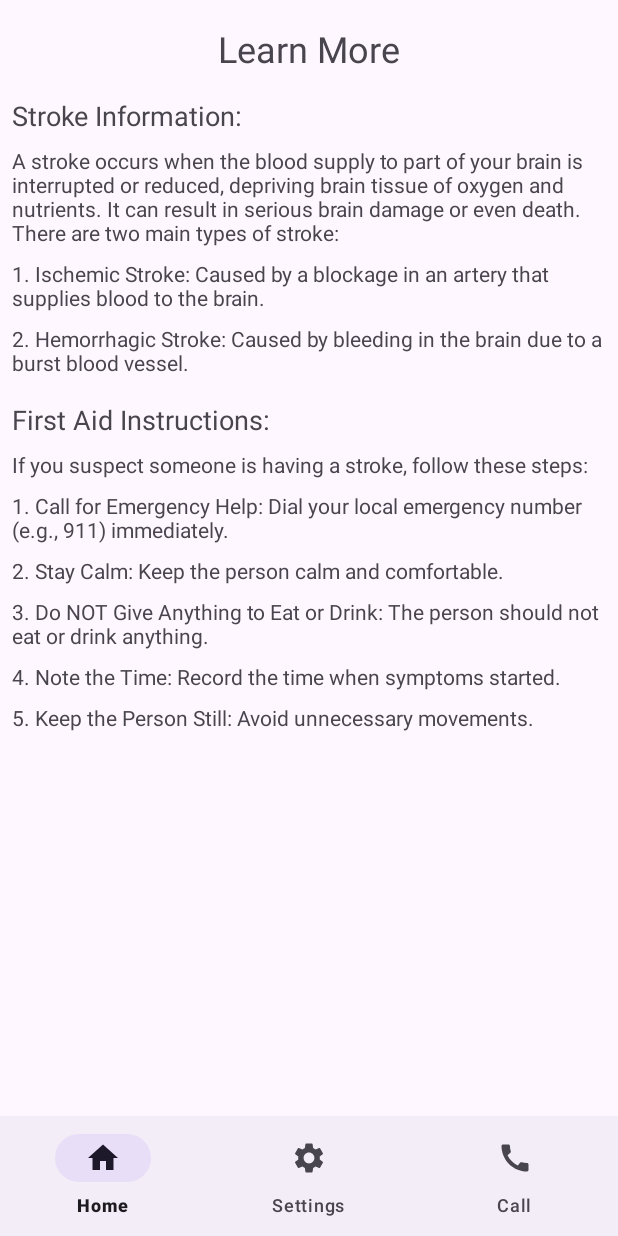
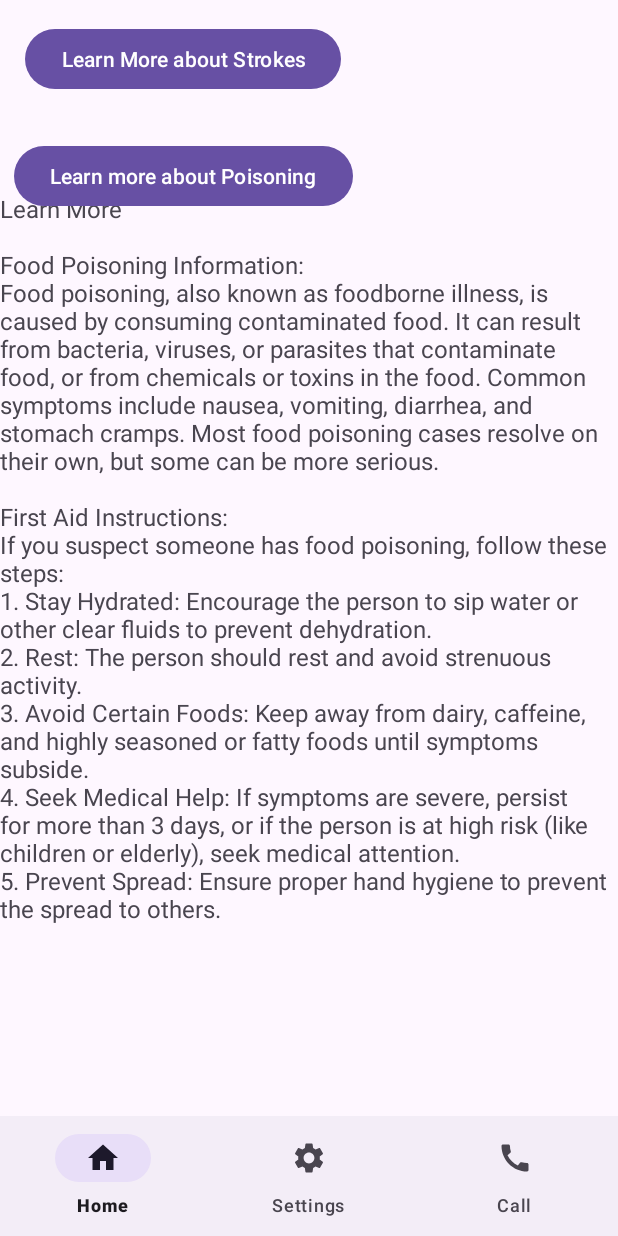
Before and after one commit to JubaX6/ResQTechAid_Ignition_Hacks_2023, an Android app: the screen it shows after launch (MainActivity), after a tap on "Learn More", on a phone screen of 412 x 824 dp. Run offline under Robolectric (Android 15) with nearby library versions, the phone set to English and light mode, and no system bars.

Commit message:
LearnMore fragment

```diff
--- a/app/src/main/java/com/example/resqtechaid_ignition_hacks_2023/LearnMoreFragment.java
+++ b/app/src/main/java/com/example/resqtechaid_ignition_hacks_2023/LearnMoreFragment.java
@@ -7,6 +7,8 @@ import androidx.fragment.app.Fragment;
 import android.view.LayoutInflater;
 import android.view.View;
 import android.view.ViewGroup;
+import android.widget.Button;
+import android.widget.TextView;
 
 /**
  * A simple {@link Fragment} subclass.
@@ -61,4 +63,20 @@ public class LearnMoreFragment extends Fragment {
         // Inflate the layout for this fragment
         return inflater.inflate(R.layout.fragment_learnmore, container, false);
     }
-}
+    public void onViewCreated(View view, Bundle savedInstanceState) {
+        super.onViewCreated(view, savedInstanceState);
+
+        Button btnLearnMore = view.findViewById(R.id.btnStrokeLearn);
+        final TextView combinedTextView = view.findViewById(R.id.LearnMoreStroke);
+
+        btnLearnMore.setOnClickListener(new View.OnClickListener() {
+            @Override
+            public void onClick(View v) {
+                if (combinedTextView.getVisibility() == View.GONE) {
+                    combinedTextView.setVisibility(View.VISIBLE);
+                } else {
+                    combinedTextView.setVisibility(View.GONE);
+                }
+            }
+        });
+}}
--- a/app/src/main/res/layout/fragment_learnmore.xml
+++ b/app/src/main/res/layout/fragment_learnmore.xml
@@ -1,4 +1,3 @@
-<?xml version="1.0" encoding="utf-8"?>
 <androidx.constraintlayout.widget.ConstraintLayout xmlns:android="http://schemas.android.com/apk/res/android"
     xmlns:app="http://schemas.android.com/apk/res-auto"
     xmlns:tools="http://schemas.android.com/tools"
@@ -7,163 +6,79 @@
     android:layout_height="match_parent"
     tools:context=".LearnMoreFragment">
 
-    <androidx.constraintlayout.widget.ConstraintLayout
-        android:id="@+id/relativeLayout"
+    <TextView
+        android:id="@+id/LearnMoreStroke"
         android:layout_width="match_parent"
-        android:layout_height="match_parent">
+        android:layout_height="wrap_content"
+        android:text="Learn More\n\nStroke Information:\nA stroke occurs when the blood supply to part of your brain is interrupted or reduced, depriving brain tissue of oxygen and nutrients. It can result in serious brain damage or even death. There are two main types of stroke:\n1. Ischemic Stroke: Caused by a blockage in an artery that supplies blood to the brain.\n2. Hemorrhagic Stroke: Caused by bleeding in the brain due to a burst blood vessel.\n\nFirst Aid Instructions:\nIf you suspect someone is having a stroke, follow these steps:\n1. Call for Emergency Help: Dial your local emergency number (e.g., 911) immediately.\n2. Stay Calm: Keep the person calm and comfortable.\n3. Do NOT Give Anything to Eat or Drink: The person should not eat or drink anything.\n4. Note the Time: Record the time when symptoms started.\n5. Keep the Person Still: Avoid unnecessary movements."
+        android:textSize="16sp"
+        android:visibility="gone"
+        app:layout_constraintBottom_toTopOf="@+id/guideline21"
+        app:layout_constraintEnd_toEndOf="parent"
+        app:layout_constraintHorizontal_bias="0.0"
+        app:layout_constraintStart_toStartOf="parent"
+        app:layout_constraintTop_toTopOf="@+id/guideline19"
+        app:layout_constraintVertical_bias="0.206"
+        tools:visibility="gone" />
+    <TextView
+        android:id="@+id/LearnMoreFoodPoisoning"
+        android:layout_width="match_parent"
+        android:layout_height="wrap_content"
+        android:text="Learn More\n\nFood Poisoning Information:\nFood poisoning, also known as foodborne illness, is caused by consuming contaminated food. It can result from bacteria, viruses, or parasites that contaminate food, or from chemicals or toxins in the food. Common symptoms include nausea, vomiting, diarrhea, and stomach cramps. Most food poisoning cases resolve on their own, but some can be more serious.\n\nFirst Aid Instructions:\nIf you suspect someone has food poisoning, follow these steps:\n1. Stay Hydrated: Encourage the person to sip water or other clear fluids to prevent dehydration.\n2. Rest: The person should rest and avoid strenuous activity.\n3. Avoid Certain Foods: Keep away from dairy, caffeine, and highly seasoned or fatty foods until symptoms subside.\n4. Seek Medical Help: If symptoms are severe, persist for more than 3 days, or if the person is at high risk (like children or elderly), seek medical attention.\n5. Prevent Spread: Ensure proper hand hygiene to prevent the spread to others."
+        android:textSize="16sp"
+        android:visibility="visible"
+        app:layout_constraintBottom_toBottomOf="parent"
+        app:layout_constraintEnd_toEndOf="parent"
+        app:layout_constraintStart_toStartOf="parent"
+        app:layout_constraintTop_toTopOf="parent" />
 
-        <TextView
-            android:id="@+id/headerTextView"
+
+    <Button
+        android:id="@+id/btnStrokeLearn"
         android:layout_width="wrap_content"
         android:layout_height="wrap_content"
-            android:layout_marginTop="16dp"
-            android:text="Learn More"
-            android:textSize="24sp"
-            app:layout_constraintLeft_toLeftOf="parent"
-            app:layout_constraintRight_toRightOf="parent"
+        android:text="Learn More about Strokes"
+        app:layout_constraintBottom_toTopOf="@+id/guideline19"
+        app:layout_constraintEnd_toStartOf="@+id/guideline20"
+        app:layout_constraintStart_toStartOf="parent"
         app:layout_constraintTop_toTopOf="parent" />
 
-        <TextView
-            android:id="@+id/strokeInfoTextView"
-            android:layout_width="match_parent"
+    <androidx.constraintlayout.widget.Guideline
+        android:id="@+id/guideline19"
+        android:layout_width="wrap_content"
         android:layout_height="wrap_content"
-            android:layout_marginStart="8dp"
-            android:layout_marginTop="16dp"
-            android:layout_marginEnd="8dp"
-            android:text="Stroke Information:"
-            android:textSize="18sp"
-            app:layout_constraintEnd_toEndOf="parent"
+        android:orientation="horizontal"
+        app:layout_constraintGuide_begin="78dp" />
+
+    <androidx.constraintlayout.widget.Guideline
+        android:id="@+id/guideline20"
+        android:layout_width="wrap_content"
+        android:layout_height="wrap_content"
+        android:orientation="vertical"
+        app:layout_constraintGuide_begin="244dp" />
+
+    <androidx.constraintlayout.widget.Guideline
+        android:id="@+id/guideline21"
+        android:layout_width="wrap_content"
+        android:layout_height="wrap_content"
+        android:orientation="horizontal"
+        app:layout_constraintGuide_begin="571dp" />
+
+    <Button
+        android:id="@+id/button2"
+        android:layout_width="wrap_content"
+        android:layout_height="wrap_content"
+        android:text="Learn more about Poisoning"
+        app:layout_constraintBottom_toTopOf="@+id/guideline22"
+        app:layout_constraintEnd_toStartOf="@+id/guideline20"
         app:layout_constraintStart_toStartOf="parent"
-            app:layout_constraintTop_toBottomOf="@id/headerTextView" />
+        app:layout_constraintTop_toTopOf="@+id/guideline19" />
 
-        <TextView
-            android:id="@+id/strokeDescription"
-            android:layout_width="match_parent"
+    <androidx.constraintlayout.widget.Guideline
+        android:id="@+id/guideline22"
+        android:layout_width="wrap_content"
         android:layout_height="wrap_content"
-            android:layout_marginStart="8dp"
-            android:layout_marginTop="8dp"
-            android:layout_marginEnd="8dp"
-            android:text="A stroke occurs when the blood supply to part of your brain is interrupted or reduced, depriving brain tissue of oxygen and nutrients. It can result in serious brain damage or even death. There are two main types of stroke:"
-            app:layout_constraintEnd_toEndOf="parent"
-            app:layout_constraintStart_toStartOf="parent"
-            app:layout_constraintTop_toBottomOf="@+id/strokeInfoTextView" />
-
-        <TextView
-            android:id="@+id/ischemicStroke"
-            android:layout_width="match_parent"
-            android:layout_height="wrap_content"
-            android:layout_marginStart="8dp"
-            android:layout_marginTop="8dp"
-            android:layout_marginEnd="8dp"
-            android:text="1. Ischemic Stroke: Caused by a blockage in an artery that supplies blood to the brain."
-            app:layout_constraintEnd_toEndOf="parent"
-            app:layout_constraintStart_toStartOf="parent"
-            app:layout_constraintTop_toBottomOf="@id/strokeDescription" />
-
-        <TextView
-            android:id="@+id/hemorrhagicStroke"
-            android:layout_width="match_parent"
-            android:layout_height="wrap_content"
-            android:layout_marginStart="8dp"
-            android:layout_marginTop="8dp"
-            android:layout_marginEnd="8dp"
-            android:text="2. Hemorrhagic Stroke: Caused by bleeding in the brain due to a burst blood vessel."
-            app:layout_constraintEnd_toEndOf="parent"
-            app:layout_constraintStart_toStartOf="parent"
-            app:layout_constraintTop_toBottomOf="@+id/ischemicStroke" />
-
-        <TextView
-            android:id="@+id/firstAidTextView"
-            android:layout_width="match_parent"
-            android:layout_height="wrap_content"
-            android:layout_below="@+id/hemorrhagicStroke"
-            android:layout_marginStart="8dp"
-            android:layout_marginTop="16dp"
-            android:layout_marginEnd="8dp"
-            android:text="First Aid Instructions:"
-            android:textSize="18sp"
-            app:layout_constraintEnd_toEndOf="parent"
-            app:layout_constraintStart_toStartOf="parent"
-            app:layout_constraintTop_toBottomOf="@+id/hemorrhagicStroke" />
-
-        <TextView
-            android:id="@+id/suspectingAid"
-            android:layout_width="match_parent"
-            android:layout_height="wrap_content"
-            android:layout_marginStart="8dp"
-            android:layout_marginTop="8dp"
-            android:layout_marginEnd="8dp"
-            android:text="If you suspect someone is having a stroke, follow these steps:"
-            app:layout_constraintEnd_toEndOf="parent"
-            app:layout_constraintStart_toStartOf="parent"
-            app:layout_constraintTop_toBottomOf="@id/firstAidTextView" />
-
-        <TextView
-            android:id="@+id/firstStepAid"
-            android:layout_width="match_parent"
-            android:layout_height="wrap_content"
-            android:layout_below="@id/suspectingAid"
-            android:layout_marginStart="8dp"
-            android:layout_marginTop="8dp"
-            android:layout_marginEnd="8dp"
-            android:text="1. Call for Emergency Help: Dial your local emergency number (e.g., 911) immediately."
-            app:layout_constraintEnd_toEndOf="parent"
-            app:layout_constraintStart_toStartOf="parent"
-            app:layout_constraintTop_toBottomOf="@id/suspectingAid" />
-
-        <TextView
-            android:id="@+id/secondStepAid"
-            android:layout_width="match_parent"
-            android:layout_height="wrap_content"
-            android:layout_below="@id/firstStepAid"
-            android:layout_marginStart="8dp"
-            android:layout_marginTop="8dp"
-            android:layout_marginEnd="8dp"
-            android:text="2. Stay Calm: Keep the person calm and comfortable."
-            app:layout_constraintEnd_toEndOf="parent"
-            app:layout_constraintStart_toStartOf="parent"
-            app:layout_constraintTop_toBottomOf="@id/firstStepAid" />
-
-        <TextView
-            android:id="@+id/thirdStepAid"
-            android:layout_width="match_parent"
-            android:layout_height="wrap_content"
-            android:layout_below="@id/secondStepAid"
-            android:layout_marginStart="8dp"
-            android:layout_marginTop="8dp"
-            android:layout_marginEnd="8dp"
-            android:text="3. Do NOT Give Anything to Eat or Drink: The person should not eat or drink anything."
-            app:layout_constraintEnd_toEndOf="parent"
-            app:layout_constraintStart_toStartOf="parent"
-            app:layout_constraintTop_toBottomOf="@id/secondStepAid" />
-
-        <TextView
-            android:id="@+id/fourthStepAid"
-            android:layout_width="match_parent"
-            android:layout_height="wrap_content"
-            android:layout_below="@id/thirdStepAid"
-            android:layout_marginStart="8dp"
-            android:layout_marginTop="8dp"
-            android:layout_marginEnd="8dp"
-            android:text="4. Note the Time: Record the time when symptoms started."
-            app:layout_constraintEnd_toEndOf="parent"
-            app:layout_constraintStart_toStartOf="parent"
-            app:layout_constraintTop_toBottomOf="@id/thirdStepAid" />
-
-        <TextView
-            android:id="@+id/fifthStepAid"
-            android:layout_width="match_parent"
-            android:layout_height="wrap_content"
-            android:layout_below="@id/fourthStepAid"
-            android:layout_marginStart="8dp"
-            android:layout_marginTop="8dp"
-            android:layout_marginEnd="8dp"
-            android:text="5. Keep the Person Still: Avoid unnecessary movements."
-            app:layout_constraintEnd_toEndOf="parent"
-            app:layout_constraintStart_toStartOf="parent"
-            app:layout_constraintTop_toBottomOf="@id/fourthStepAid" />
-
+        android:orientation="horizontal"
+        app:layout_constraintGuide_begin="156dp" />
 
 </androidx.constraintlayout.widget.ConstraintLayout>
-
-</androidx.constraintlayout.widget.ConstraintLayout>
```
Lines whose indentation alone changed are shown as unchanged.
